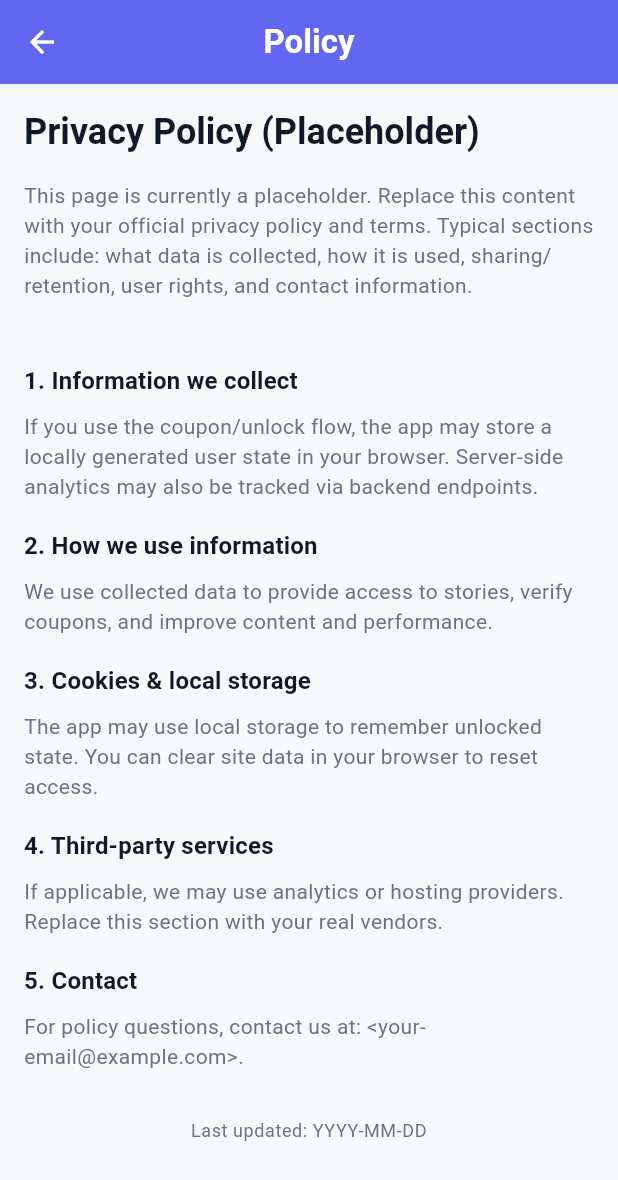
After one commit to Nee-sudo/Flutter_english_app, a Flutter app: the PolicyScreen screen opened by its route, on a phone screen of 412 x 824 dp. The commit adds this screen. Shown: the top 1180 px of the screen. Run offline on Flutter 3.47's test engine with Material 3 defaults, Android fonts, the phone set to English and light mode, and no system bars; our stand-ins replace shared_preferences; missing offline and left inert: dart:html; accounts and stored records are empty; network calls fail.

Commit message:
policy page is added

```diff
--- a/lib/main.dart
+++ b/lib/main.dart
@@ -4,6 +4,8 @@ import 'package:provider/provider.dart';
 import 'screens/home_screen.dart';
 import 'screens/admin_login_screen.dart';
 import 'screens/_admin_route_wrapper.dart';
+import 'screens/policy_screen.dart';
+
 
 import 'services/state_provider.dart';
 import 'utils/constants.dart';
@@ -110,11 +112,13 @@ class MyApp extends StatelessWidget {
         ),
         themeMode: ThemeMode.system,
         onGenerateRoute: (settings) {
-          switch (settings.name) {
+        switch (settings.name) {
             case '/adminLogin':
               return MaterialPageRoute(builder: (_) => const AdminLoginScreen());
             case '/admin':
               return MaterialPageRoute(builder: (_) => const AdminRouteWrapper());
+            case '/policy':
+              return MaterialPageRoute(builder: (_) => const PolicyScreen());
             case '/':
             default:
               return MaterialPageRoute(builder: (_) => const HomeScreen());
--- /dev/null
+++ b/lib/screens/policy_screen.dart
@@ -0,0 +1,125 @@
+import 'package:flutter/material.dart';
+
+import '../utils/constants.dart';
+
+class PolicyScreen extends StatelessWidget {
+  const PolicyScreen({super.key});
+
+  @override
+  Widget build(BuildContext context) {
+    final isMobile = MediaQuery.of(context).size.width < 600;
+
+    return Scaffold(
+      backgroundColor: AppColors.background,
+      appBar: AppBar(
+        backgroundColor: AppColors.primary,
+        elevation: 0,
+        leading: IconButton(
+          icon: const Icon(Icons.arrow_back, color: Colors.white),
+          onPressed: () => Navigator.of(context).pushNamedAndRemoveUntil('/', (r) => false),
+        ),
+        title: const Text('Policy', style: TextStyle(color: Colors.white, fontWeight: FontWeight.bold)),
+        centerTitle: true,
+      ),
+      body: SafeArea(
+        child: SingleChildScrollView(
+          padding: EdgeInsets.all(isMobile ? AppSpacing.md : AppSpacing.lg),
+          child: ConstrainedBox(
+            constraints: const BoxConstraints(maxWidth: 900),
+            child: Column(
+              crossAxisAlignment: CrossAxisAlignment.start,
+              children: [
+                Text(
+                  'Privacy Policy (Placeholder)',
+                  style: Theme.of(context).textTheme.headlineSmall?.copyWith(
+                        color: AppColors.textDark,
+                        fontWeight: FontWeight.bold,
+                      ),
+                ),
+                SizedBox(height: AppSpacing.md),
+                Text(
+                  'This page is currently a placeholder. Replace this content with your official privacy policy and terms. '
+                  'Typical sections include: what data is collected, how it is used, sharing/retention, user rights, and contact information.',
+                  style: Theme.of(context).textTheme.bodyMedium?.copyWith(color: AppColors.textLight),
+                ),
+                SizedBox(height: AppSpacing.lg),
+
+                _SectionTitle(title: '1. Information we collect'),
+                _SectionBody(
+                  'If you use the coupon/unlock flow, the app may store a locally generated user state in your browser. '
+                  'Server-side analytics may also be tracked via backend endpoints.',
+                ),
+
+                _SectionTitle(title: '2. How we use information'),
+                _SectionBody(
+                  'We use collected data to provide access to stories, verify coupons, and improve content and performance.',
+                ),
+
+                _SectionTitle(title: '3. Cookies & local storage'),
+                _SectionBody(
+                  'The app may use local storage to remember unlocked state. You can clear site data in your browser to reset access.',
+                ),
+
+                _SectionTitle(title: '4. Third-party services'),
+                _SectionBody(
+                  'If applicable, we may use analytics or hosting providers. Replace this section with your real vendors.',
+                ),
+
+                _SectionTitle(title: '5. Contact'),
+                _SectionBody(
+                  'For policy questions, contact us at: <your-email@example.com>.',
+                ),
+
+                SizedBox(height: AppSpacing.xl),
+                Center(
+                  child: Text(
+                    'Last updated: YYYY-MM-DD',
+                    style: Theme.of(context).textTheme.bodySmall?.copyWith(color: AppColors.textLight),
+                    textAlign: TextAlign.center,
+                  ),
+                ),
+              ],
+            ),
+          ),
+        ),
+      ),
+    );
+  }
+}
+
+class _SectionTitle extends StatelessWidget {
+  final String title;
+
+  const _SectionTitle({required this.title});
+
+  @override
+  Widget build(BuildContext context) {
+    return Padding(
+      padding: const EdgeInsets.only(top: 18.0),
+      child: Text(
+        title,
+        style: Theme.of(context).textTheme.titleMedium?.copyWith(
+              color: AppColors.textDark,
+              fontWeight: FontWeight.bold,
+            ),
+      ),
+    );
+  }
+}
+
+class _SectionBody extends StatelessWidget {
+  final String text;
+
+  const _SectionBody(this.text);
+
+  @override
+  Widget build(BuildContext context) {
+    return Padding(
+      padding: const EdgeInsets.only(top: 8.0, left: 0, right: 0),
+      child: Text(
+        text,
+        style: Theme.of(context).textTheme.bodyMedium?.copyWith(color: AppColors.textLight),
+      ),
+    );
+  }
+}
```
Also changed, not shown: 1 other file.
